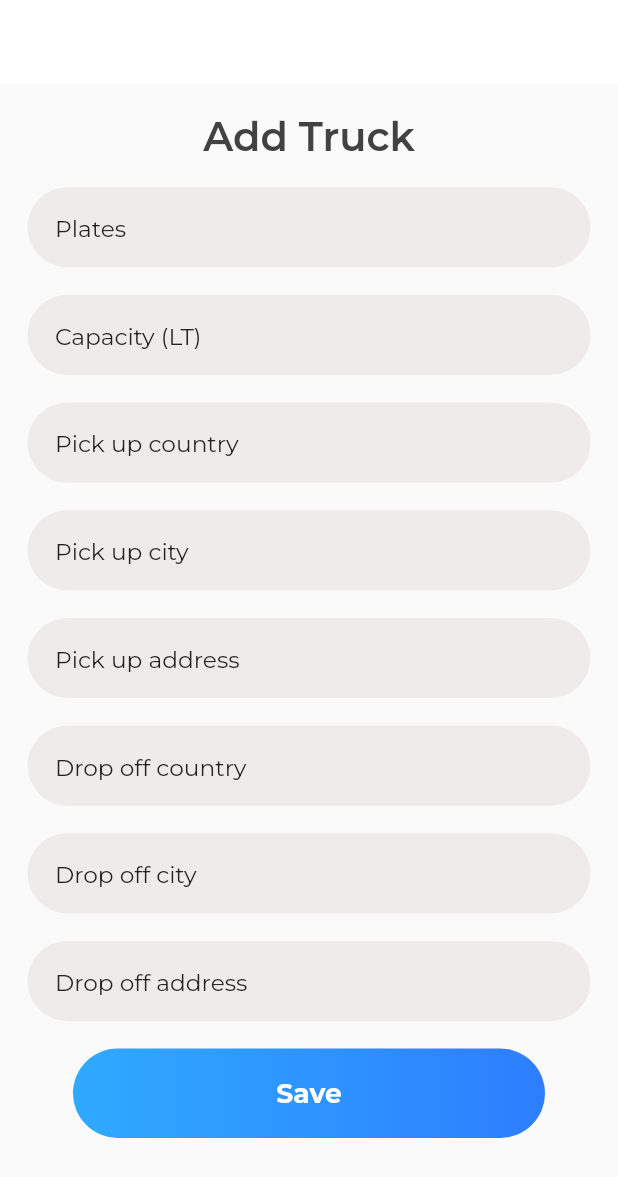
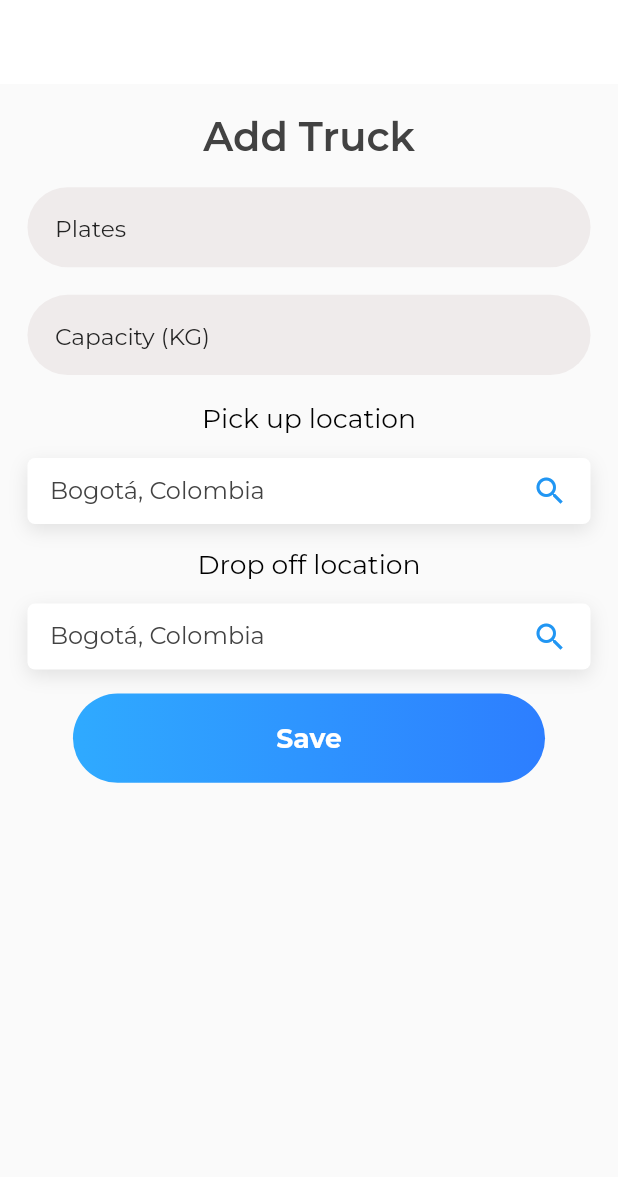
Before and after one commit to pguatibonza/ISIS3510_202320_Team11_flutter, a Flutter app: the AddTruck screen opened directly with empty values, on a phone screen of 412 x 824 dp. Shown: the top 1177 px of the screen. Run offline on Flutter 3.47's test engine with Material 2 defaults, Android fonts, the light colour scheme and no system bars; our stand-ins replace connectivity_plus, flutter_cache_manager, geocoding, geolocator, google_fonts, google_maps_flutter and 2 more; accounts and stored records are empty.

Commit message:
Add a truck using google maps API

```diff
--- a/lib/controller/authservices.dart
+++ b/lib/controller/authservices.dart
@@ -110,7 +110,7 @@ class AuthService {
     if (response.statusCode == 200) {
       return jsonDecode(response.body) as Map<String, dynamic>;
     } else {
-      print('Failed to load user info: ${response.statusCode}');
+      print('Failed to load user info: ${response.body}');
       return null;
     }
   }
--- a/lib/views/add_truck.dart
+++ b/lib/views/add_truck.dart
@@ -3,8 +3,10 @@ import 'package:flutter/gestures.dart';
 import 'dart:ui';
 import 'package:google_fonts/google_fonts.dart';
 import 'package:connectivity_plus/connectivity_plus.dart';
+import 'package:google_maps_flutter/google_maps_flutter.dart';
 import 'package:tucamion/controller/authservices.dart';
 import 'package:tucamion/controller/truckservices.dart';
+import 'package:tucamion/views/location_picker.dart';
 
 class AddTruck extends StatefulWidget {
   const AddTruck({super.key, required this.name});
@@ -20,17 +22,11 @@ class AddTruck extends StatefulWidget {
 class _AddTruckState extends State<AddTruck> {
   final TextEditingController _platesController = TextEditingController();
   final TextEditingController _capacityController = TextEditingController();
-  final TextEditingController _typeController = TextEditingController();
-  final TextEditingController _pickupCountryController =
-      TextEditingController();
-  final TextEditingController _pickupCityController = TextEditingController();
-  final TextEditingController _pickupAddressController =
-      TextEditingController();
-  final TextEditingController _dropoffCountryController =
-      TextEditingController();
-  final TextEditingController _dropoffCityController = TextEditingController();
-  final TextEditingController _dropoffAddressController =
-      TextEditingController();
+
+  LatLng? _lastSelectedPickupLocation;
+  String _lastSelectedPickupAddress = "";
+  LatLng? _lastSelectedDropoffLocation;
+  String _lastSelectedDropoffAddress = "";
 
   @override
   Widget build(BuildContext context) {
@@ -125,7 +121,7 @@ class _AddTruckState extends State<AddTruck> {
                                     disabledBorder: InputBorder.none,
                                     contentPadding: EdgeInsets.fromLTRB(
                                         16 * fem, 16 * fem, 16 * fem, 15 * fem),
-                                    hintText: 'Capacity (LT)',
+                                    hintText: 'Capacity (KG)',
                                     hintStyle:
                                         TextStyle(color: Color(0xff232323)),
                                   ),
@@ -137,191 +133,131 @@ class _AddTruckState extends State<AddTruck> {
                                   ),
                                 ),
                               ),
-                              Container(
-                                // inputbGv (82:1702)
-                                width: double.infinity,
-                                margin: EdgeInsets.fromLTRB(
-                                    0 * fem, 0 * fem, 0 * fem, 16 * fem),
-                                decoration: BoxDecoration(
-                                  borderRadius: BorderRadius.circular(30 * fem),
-                                  color: Color(0xffefebeb),
-                                ),
-                                child: TextField(
-                                  controller: _pickupCountryController,
-                                  decoration: InputDecoration(
-                                    border: InputBorder.none,
-                                    focusedBorder: InputBorder.none,
-                                    enabledBorder: InputBorder.none,
-                                    errorBorder: InputBorder.none,
-                                    disabledBorder: InputBorder.none,
-                                    contentPadding: EdgeInsets.fromLTRB(
-                                        16 * fem, 16 * fem, 16 * fem, 15 * fem),
-                                    hintText: 'Pick up country',
-                                    hintStyle:
-                                        TextStyle(color: Color(0xff232323)),
-                                  ),
+                              Text(
+                                "Pick up location",
+                                textAlign: TextAlign.left,
                                 style: GoogleFonts.montserrat(
-                                    fontSize: 14 * ffem,
+                                  fontSize: 16 * ffem,
                                   fontWeight: FontWeight.w400,
                                   height: 1.2175 * ffem / fem,
                                   color: Color(0xff000000),
                                 ),
                               ),
+                              SizedBox(
+                                height: 16,
                               ),
-                              Container(
-                                // inputbGv (82:1702)
-                                width: double.infinity,
-                                margin: EdgeInsets.fromLTRB(
-                                    0 * fem, 0 * fem, 0 * fem, 16 * fem),
+                              InkWell(
+                                onTap: () {
+                                  showLocationPicker(context,
+                                      (LatLng location, String address) {
+                                    setState(() {
+                                      _lastSelectedPickupLocation = location;
+                                      _lastSelectedPickupAddress = address;
+                                    });
+                                    print(
+                                        'Selected location: $location with address: $address');
+                                  },
+                                      _lastSelectedPickupLocation ??
+                                          LatLng(4.60971,
+                                              -74.08175)); // Default or last selected location
+                                },
+                                child: Container(
+                                  padding: EdgeInsets.symmetric(
+                                      horizontal: 15, vertical: 10),
                                   decoration: BoxDecoration(
-                                  borderRadius: BorderRadius.circular(30 * fem),
-                                  color: Color(0xffefebeb),
+                                    color: Colors.white,
+                                    borderRadius: BorderRadius.circular(5),
+                                    boxShadow: [
+                                      BoxShadow(
+                                        color: Colors.black.withOpacity(0.1),
+                                        blurRadius: 10,
+                                        offset: Offset(0, 4),
                                       ),
-                                child: TextField(
-                                  controller: _pickupCityController,
-                                  decoration: InputDecoration(
-                                    border: InputBorder.none,
-                                    focusedBorder: InputBorder.none,
-                                    enabledBorder: InputBorder.none,
-                                    errorBorder: InputBorder.none,
-                                    disabledBorder: InputBorder.none,
-                                    contentPadding: EdgeInsets.fromLTRB(
-                                        16 * fem, 16 * fem, 16 * fem, 15 * fem),
-                                    hintText: 'Pick up city',
-                                    hintStyle:
-                                        TextStyle(color: Color(0xff232323)),
+                                    ],
                                   ),
+                                  child: Row(
+                                    mainAxisAlignment:
+                                        MainAxisAlignment.spaceBetween,
+                                    children: [
+                                      Expanded(
+                                        child: Text(
+                                          _lastSelectedPickupAddress.isNotEmpty
+                                              ? _lastSelectedPickupAddress
+                                              : 'Bogotá, Colombia', // Default text
+                                          style: TextStyle(fontSize: 16),
+                                          overflow: TextOverflow.ellipsis,
+                                        ),
+                                      ),
+                                      Icon(Icons.search, color: Colors.blue),
+                                    ],
+                                  ),
+                                ),
+                              ),
+                              SizedBox(
+                                height: 16,
+                              ),
+                              Text(
+                                "Drop off location",
+                                textAlign: TextAlign.left,
                                 style: GoogleFonts.montserrat(
-                                    fontSize: 14 * ffem,
+                                  fontSize: 16 * ffem,
                                   fontWeight: FontWeight.w400,
                                   height: 1.2175 * ffem / fem,
                                   color: Color(0xff000000),
                                 ),
                               ),
+                              SizedBox(
+                                height: 16,
                               ),
-                              Container(
-                                // inputbGv (82:1702)
-                                width: double.infinity,
-                                margin: EdgeInsets.fromLTRB(
-                                    0 * fem, 0 * fem, 0 * fem, 16 * fem),
+                              InkWell(
+                                onTap: () {
+                                  showLocationPicker(context,
+                                      (LatLng location, String address) {
+                                    setState(() {
+                                      _lastSelectedDropoffLocation = location;
+                                      _lastSelectedDropoffAddress = address;
+                                    });
+                                    print(
+                                        'Selected location: $location with address: $address');
+                                  },
+                                      _lastSelectedDropoffLocation ??
+                                          LatLng(4.60971,
+                                              -74.08175)); // Default or last selected location
+                                },
+                                child: Container(
+                                  padding: EdgeInsets.symmetric(
+                                      horizontal: 15, vertical: 10),
                                   decoration: BoxDecoration(
-                                  borderRadius: BorderRadius.circular(30 * fem),
-                                  color: Color(0xffefebeb),
+                                    color: Colors.white,
+                                    borderRadius: BorderRadius.circular(5),
+                                    boxShadow: [
+                                      BoxShadow(
+                                        color: Colors.black.withOpacity(0.1),
+                                        blurRadius: 10,
+                                        offset: Offset(0, 4),
                                       ),
-                                child: TextField(
-                                  controller: _pickupAddressController,
-                                  decoration: InputDecoration(
-                                    border: InputBorder.none,
-                                    focusedBorder: InputBorder.none,
-                                    enabledBorder: InputBorder.none,
-                                    errorBorder: InputBorder.none,
-                                    disabledBorder: InputBorder.none,
-                                    contentPadding: EdgeInsets.fromLTRB(
-                                        16 * fem, 16 * fem, 16 * fem, 15 * fem),
-                                    hintText: 'Pick up address',
-                                    hintStyle:
-                                        TextStyle(color: Color(0xff232323)),
+                                    ],
                                   ),
-                                  style: GoogleFonts.montserrat(
-                                    fontSize: 14 * ffem,
-                                    fontWeight: FontWeight.w400,
-                                    height: 1.2175 * ffem / fem,
-                                    color: Color(0xff000000),
+                                  child: Row(
+                                    mainAxisAlignment:
+                                        MainAxisAlignment.spaceBetween,
+                                    children: [
+                                      Expanded(
+                                        child: Text(
+                                          _lastSelectedDropoffAddress.isNotEmpty
+                                              ? _lastSelectedDropoffAddress
+                                              : 'Bogotá, Colombia', // Default text
+                                          style: TextStyle(fontSize: 16),
+                                          overflow: TextOverflow.ellipsis,
+                                        ),
+                                      ),
+                                      Icon(Icons.search, color: Colors.blue),
+                                    ],
                                   ),
                                 ),
                               ),
-                              Container(
-                                // inputbGv (82:1702)
-                                width: double.infinity,
-                                margin: EdgeInsets.fromLTRB(
-                                    0 * fem, 0 * fem, 0 * fem, 16 * fem),
-                                decoration: BoxDecoration(
-                                  borderRadius: BorderRadius.circular(30 * fem),
-                                  color: Color(0xffefebeb),
-                                ),
-                                child: TextField(
-                                  controller: _dropoffCountryController,
-                                  decoration: InputDecoration(
-                                    border: InputBorder.none,
-                                    focusedBorder: InputBorder.none,
-                                    enabledBorder: InputBorder.none,
-                                    errorBorder: InputBorder.none,
-                                    disabledBorder: InputBorder.none,
-                                    contentPadding: EdgeInsets.fromLTRB(
-                                        16 * fem, 16 * fem, 16 * fem, 15 * fem),
-                                    hintText: 'Drop off country',
-                                    hintStyle:
-                                        TextStyle(color: Color(0xff232323)),
-                                  ),
-                                  style: GoogleFonts.montserrat(
-                                    fontSize: 14 * ffem,
-                                    fontWeight: FontWeight.w400,
-                                    height: 1.2175 * ffem / fem,
-                                    color: Color(0xff000000),
-                                  ),
-                                ),
-                              ),
-                              Container(
-                                // inputbGv (82:1702)
-                                width: double.infinity,
-                                margin: EdgeInsets.fromLTRB(
-                                    0 * fem, 0 * fem, 0 * fem, 16 * fem),
-                                decoration: BoxDecoration(
-                                  borderRadius: BorderRadius.circular(30 * fem),
-                                  color: Color(0xffefebeb),
-                                ),
-                                child: TextField(
-                                  controller: _dropoffCityController,
-                                  decoration: InputDecoration(
-                                    border: InputBorder.none,
-                                    focusedBorder: InputBorder.none,
-                                    enabledBorder: InputBorder.none,
-                                    errorBorder: InputBorder.none,
-                                    disabledBorder: InputBorder.none,
-                                    contentPadding: EdgeInsets.fromLTRB(
-                                        16 * fem, 16 * fem, 16 * fem, 15 * fem),
-                                    hintText: 'Drop off city',
-                                    hintStyle:
-                                        TextStyle(color: Color(0xff232323)),
-                                  ),
-                                  style: GoogleFonts.montserrat(
-                                    fontSize: 14 * ffem,
-                                    fontWeight: FontWeight.w400,
-                                    height: 1.2175 * ffem / fem,
-                                    color: Color(0xff000000),
-                                  ),
-                                ),
-                              ),
-                              Container(
-                                // inputbGv (82:1702)
-                                width: double.infinity,
-                                margin: EdgeInsets.fromLTRB(
-                                    0 * fem, 0 * fem, 0 * fem, 16 * fem),
-                                decoration: BoxDecoration(
-                                  borderRadius: BorderRadius.circular(30 * fem),
-                                  color: Color(0xffefebeb),
-                                ),
-                                child: TextField(
-                                  controller: _dropoffAddressController,
-                                  decoration: InputDecoration(
-                                    border: InputBorder.none,
-                                    focusedBorder: InputBorder.none,
-                                    enabledBorder: InputBorder.none,
-                                    errorBorder: InputBorder.none,
-                                    disabledBorder: InputBorder.none,
-                                    contentPadding: EdgeInsets.fromLTRB(
-                                        16 * fem, 16 * fem, 16 * fem, 15 * fem),
-                                    hintText: 'Drop off address',
-                                    hintStyle:
-                                        TextStyle(color: Color(0xff232323)),
-                                  ),
-                                  style: GoogleFonts.montserrat(
-                                    fontSize: 14 * ffem,
-                                    fontWeight: FontWeight.w400,
-                                    height: 1.2175 * ffem / fem,
-                                    color: Color(0xff000000),
-                                  ),
-                                ),
+                              SizedBox(
+                                height: 16,
                               ),
                               TextButton(
                                 onPressed: () {
@@ -375,37 +311,25 @@ class _AddTruckState extends State<AddTruck> {
     );
   }
 
-  void validateAndSubmitForm(BuildContext context) async {
-    // Check if any of the text fields are empty
-    if (_platesController.text.isEmpty ||
-        _capacityController.text.isEmpty ||
-        _pickupCountryController.text.isEmpty ||
-        _pickupCityController.text.isEmpty ||
-        _pickupAddressController.text.isEmpty ||
-        _dropoffCountryController.text.isEmpty ||
-        _dropoffCityController.text.isEmpty ||
-        _dropoffAddressController.text.isEmpty) {
-      // If any fields are empty, show a popup modal notifying the user
-      showDialog(
+  Future<void> showLocationPicker(
+      BuildContext context,
+      Function(LatLng, String) onLocationSelected,
+      LatLng initialLocation) async {
+    await showModalBottomSheet(
       context: context,
-        builder: (BuildContext context) {
-          return AlertDialog(
-            title: Text('Form Incomplete'),
-            content: Text('Please fill in all the fields.'),
-            actions: <Widget>[
-              TextButton(
-                child: Text('OK'),
-                onPressed: () {
-                  Navigator.of(context).pop(); // Close the dialog
-                },
+      builder: (BuildContext bc) {
+        return Container(
+          height: MediaQuery.of(context).size.height * 1,
+          child: LocationPicker(
+            onLocationSelected: onLocationSelected,
+            initialLocation: initialLocation,
           ),
-            ],
         );
       },
     );
-      return; // Stop the function execution here
   }
 
+  void validateAndSubmitForm(BuildContext context) async {
     // Check internet connectivity
     var connectivityResult = await (Connectivity().checkConnectivity());
     if (connectivityResult == ConnectivityResult.none) {
@@ -431,6 +355,17 @@ class _AddTruckState extends State<AddTruck> {
       return; // Stop the function execution here
     }
 
+    showDialog(
+      context: context,
+      barrierDismissible: false,
+      builder: (BuildContext context) {
+        return WillPopScope(
+          onWillPop: () async => false,
+          child: Center(child: CircularProgressIndicator()),
+        );
+      },
+    );
+
     // Internet connection available, submit the form
     try {
       TrailerController trailerController = TrailerController();
@@ -442,16 +377,25 @@ class _AddTruckState extends State<AddTruck> {
         ownerId = ownerDetails['id'];
       }
 
+      if (_lastSelectedPickupLocation == null ||
+          _lastSelectedDropoffLocation == null) {
+        throw Exception("Pickup and dropoff location can't be blank");
+      }
+
       // Submit the form data
       await trailerController.createTruck(
         plates: _platesController.text,
         capacity: int.tryParse(_capacityController.text) ?? 0,
-        pickup: _pickupCountryController.text,
-        dropoff: _dropoffCountryController.text,
+        pickup:
+            "${_lastSelectedPickupLocation!.latitude}, ${_lastSelectedPickupLocation!.longitude}, $_lastSelectedPickupAddress",
+        dropoff:
+            "${_lastSelectedDropoffLocation!.latitude}, ${_lastSelectedDropoffLocation!.longitude}, $_lastSelectedDropoffAddress",
         status: 'AV',
         driver: ownerId,
         owner: ownerId,
       );
+
+      Navigator.of(context, rootNavigator: true).pop();
 
       // Show the Snackbar with the success message
       ScaffoldMessenger.of(context).showSnackBar(
@@ -467,12 +411,14 @@ class _AddTruckState extends State<AddTruck> {
       });
     } catch (e) {
       // Handle any errors that occur during submission
+      Navigator.of(context, rootNavigator: true).pop();
       showDialog(
         context: context,
         builder: (BuildContext context) {
           return AlertDialog(
             title: Text('Submission Error'),
-            content: Text('There was an error submitting the form: $e'),
+            content:
+                Text('There was an error submitting the form: ${e.toString()}'),
             actions: <Widget>[
               TextButton(
                 child: Text('OK'),
--- a/lib/views/homepage_truck.dart
+++ b/lib/views/homepage_truck.dart
@@ -207,7 +207,7 @@ class HomePageTruckContent extends StatelessWidget {
                                     return CircularProgressIndicator();
                                   } else if (snapshot.hasError) {
                                     // Handle any errors here
-                                    return Text('Error: ${snapshot.error}');
+                                    return Text('Welcome!');
                                   } else if (snapshot.hasData) {
                                     // Display the retrieved name
                                     String name = snapshot.data ??
@@ -222,7 +222,7 @@ class HomePageTruckContent extends StatelessWidget {
                                     );
                                   } else {
                                     // Handle the case when there's no data
-                                    return Text('No user data found');
+                                    return Text('Welcome!');
                                   }
                                 },
                               )),
```
Also changed, not shown: lib/controller/truckservices.dart (+15 -3 lines), lib/views/location_picker.dart (added, +192 -0 lines). Lines whose indentation alone changed are shown as unchanged.
